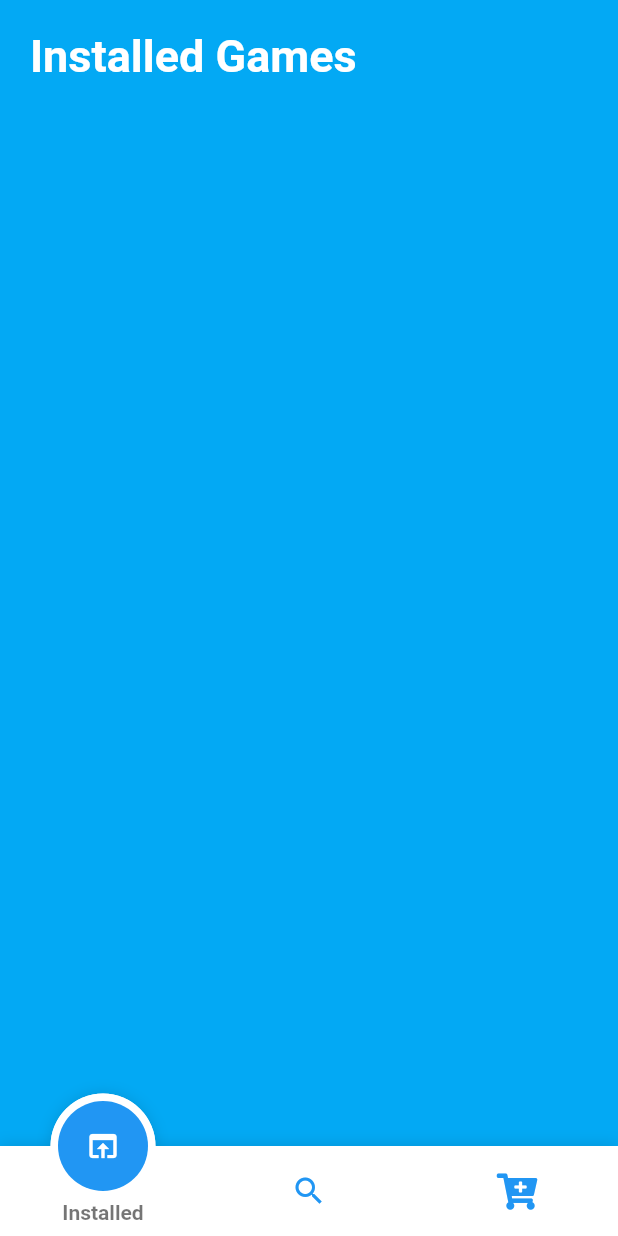
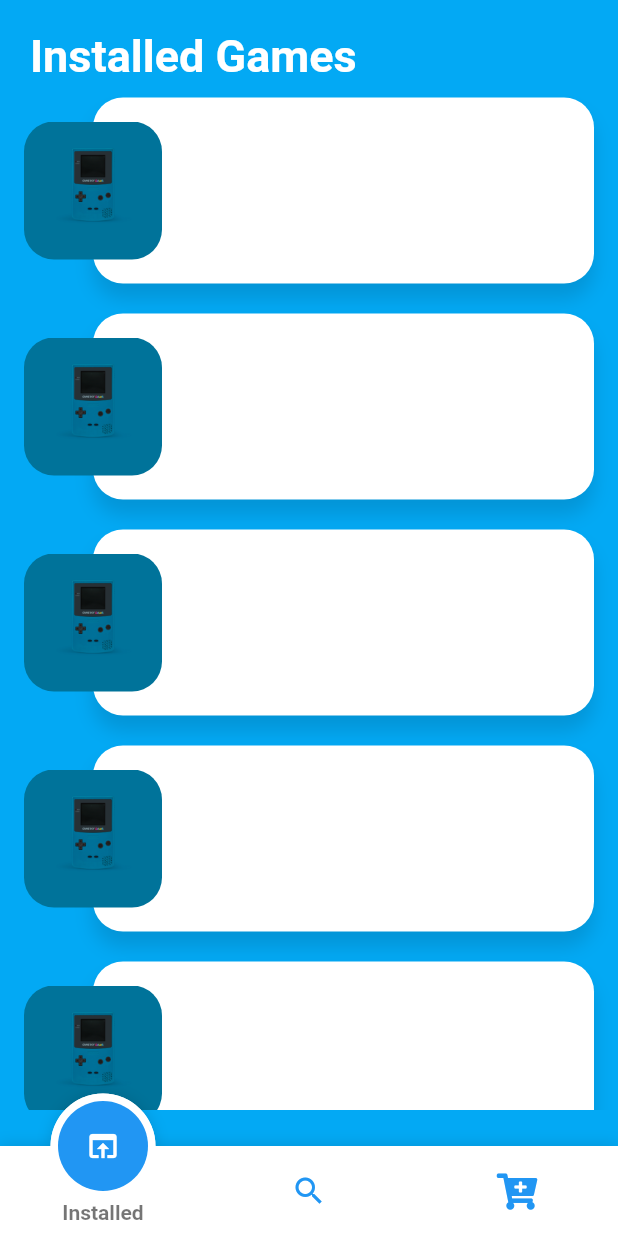
Before and after one commit to EthicalBoris/sm_app, a Flutter app: the screen it shows after launch, on a phone screen of 412 x 824 dp. Run offline on Flutter 3.47's test engine with Material 2 defaults, Android fonts, the phone set to English and light mode, and no system bars; drawn by our look-alikes of fancy_bottom_navigation; our stand-ins replace font_awesome_flutter; missing offline and left inert: dart:ffi.

Commit message:
Games list
+ Now building game objects within game class

+ Created a nice looking games list

```diff
--- a/lib/data/Game.dart
+++ b/lib/data/Game.dart
@@ -4,12 +4,59 @@ class Game {
   /// Propreties
   String name;
   Image image;
+  String type;
+  String description;
 
   /// Constructors
   Game(this.name);
   Game.withImage(this.name, this.image);
+  Game.full({
+    this.name,
+    this.type,
+    this.image,
+    this.description,
+  });
 
   bool isDownloaded() {
     /// Returns whether or not a game is downloaded
   }
 }
+
+List<Game> games = [
+  Game.full(
+    name: "Blue Game",
+    type: "Adventure",
+    image: Image.asset("Game0.jpg"),
+    description: "A blue game",
+  ),
+  Game.full(
+    name: "Purple Game",
+    type: "Adventure",
+    image: Image.asset("Game0.jpg"),
+    description: "A Purple game",
+  ),
+  Game.full(
+    name: "Lime Game",
+    type: "Adventure",
+    image: Image.asset("Game0.jpg"),
+    description: "A Lime game",
+  ),
+  Game.full(
+    name: "Orange Game",
+    type: "Adventure",
+    image: Image.asset("Game0.jpg"),
+    description: "A Orange game",
+  ),
+  Game.full(
+    name: "Orange Game",
+    type: "Adventure",
+    image: Image.asset("Game0.jpg"),
+    description: "A Orange game",
+  ),
+  Game.full(
+    name: "Orange Game",
+    type: "Adventure",
+    image: Image.asset("Game0.jpg"),
+    description: "A Orange game",
+  ),
+];
--- a/lib/screens/HomePage.dart
+++ b/lib/screens/HomePage.dart
@@ -1,6 +1,10 @@
+import 'dart:ffi';
+
 import 'package:fancy_bottom_navigation/fancy_bottom_navigation.dart';
 import 'package:flutter/material.dart';
 import 'package:font_awesome_flutter/font_awesome_flutter.dart';
+import 'package:sm_app/data/Game.dart';
+import 'package:sm_app/widgets/GameRow.dart';
 
 class HomePage extends StatefulWidget {
   @override
@@ -8,18 +12,11 @@ class HomePage extends StatefulWidget {
 }
 
 class _HomePageState extends State<HomePage> {
-  List<String> installedGames =
-      new List<String>(); // TODO: Replace games with real games list
+  List<Game> installedGames = games; // TODO: Replace games with real games list
 
   @override
   void initState() {
     super.initState();
-    Image.asset("game0.jpg");
-
-    installedGames.add("Game 0");
-    installedGames.add("Game 1");
-    installedGames.add("Game 2");
-    installedGames.add("Game 3");
   }
 
   @override
@@ -36,6 +33,7 @@ class _HomePageState extends State<HomePage> {
         backgroundColor: Theme.of(context).accentColor,
         body: SafeArea(
           child: Column(
+            crossAxisAlignment: CrossAxisAlignment.start,
             children: <Widget>[
               Padding(
                 padding: const EdgeInsets.only(left: 20.0, top: 20.0),
@@ -46,6 +44,21 @@ class _HomePageState extends State<HomePage> {
                     fontSize: 30.0,
                     fontWeight: FontWeight.bold,
                   ),
+                ),
+              ),
+              Container(
+                height: MediaQuery.of(context).size.height - 139,
+                child: ListView.builder(
+                  scrollDirection: Axis.vertical,
+                  itemCount: installedGames.length,
+                  itemBuilder: (BuildContext context, int index) {
+                    return GestureDetector(
+                      onTap: () => {
+                        // TODO: Implement starting a game
+                      },
+                      child: GameRow(),
+                    );
+                  },
                 ),
               ),
             ],
--- /dev/null
+++ b/lib/widgets/GameRow.dart
@@ -0,0 +1,49 @@
+import 'package:flutter/material.dart';
+
+class GameRow extends StatelessWidget {
+  @override
+  Widget build(BuildContext context) {
+    return new Container(
+      margin: const EdgeInsets.symmetric(
+        horizontal: 16.0,
+        vertical: 10.0,
+      ),
+      child: new Stack(
+        children: <Widget>[
+          gameCard,
+          gameThumbnail,
+        ],
+      ),
+    );
+  }
+}
+
+final gameThumbnail = new Container(
+  margin: new EdgeInsets.symmetric(vertical: 16.0),
+  alignment: FractionalOffset.centerLeft,
+  child: ClipRRect(
+    borderRadius: BorderRadius.circular(20.0),
+    child: new Image(
+      image: new AssetImage("assets/game0.jpg"),
+      height: 92.0,
+      width: 92.0,
+    ),
+  ),
+);
+
+final gameCard = new Container(
+  height: 124.0,
+  margin: new EdgeInsets.only(left: 46.0),
+  decoration: new BoxDecoration(
+    color: Colors.white,
+    shape: BoxShape.rectangle,
+    borderRadius: new BorderRadius.circular(20.0),
+    boxShadow: <BoxShadow>[
+      new BoxShadow(
+        color: Colors.black12,
+        blurRadius: 10.0,
+        offset: new Offset(0.0, 10.0),
+      ),
+    ],
+  ),
+);
```
